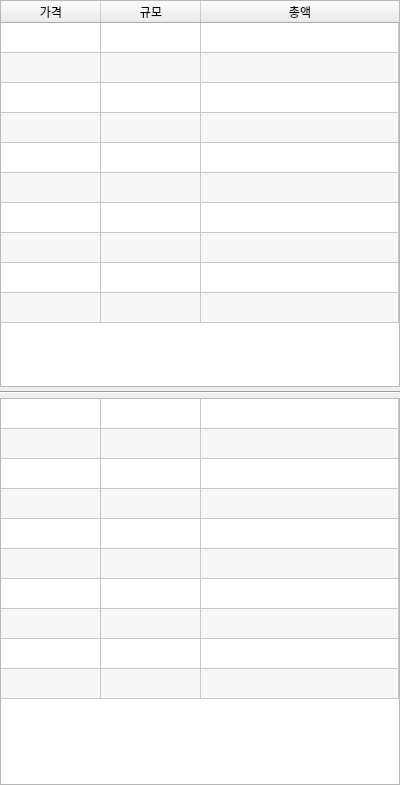
The window that src/ui/orderbook.ui (showmethecoin/upbit-trader) describes before a commit, drawn with Qt 5.
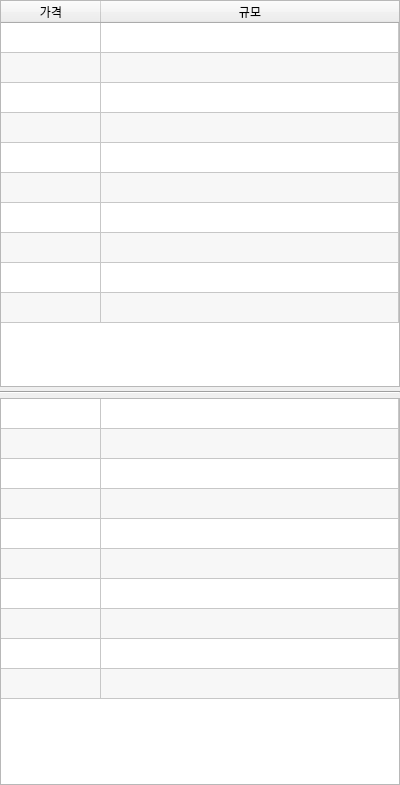
The same window after the commit. Icons and pictures are not drawn.

Commit message: Auto stash before merge of "feature-gui" and "origin/feature-gui"

Patch:
```diff
--- a/src/ui/orderbook.ui
+++ b/src/ui/orderbook.ui
@@ -1724,7 +1724,7 @@
       <number>10</number>
      </property>
      <property name="columnCount">
-      <number>3</number>
+      <number>2</number>
      </property>
      <attribute name="horizontalHeaderVisible">
       <bool>true</bool>
@@ -1758,11 +1758,6 @@
        <string>규모</string>
       </property>
      </column>
-     <column>
-      <property name="text">
-       <string>총액</string>
-      </property>
-     </column>
     </widget>
    </item>
    <item>
@@ -1808,7 +1803,7 @@
       <number>10</number>
      </property>
      <property name="columnCount">
-      <number>3</number>
+      <number>2</number>
      </property>
      <attribute name="horizontalHeaderVisible">
       <bool>false</bool>
@@ -1834,7 +1829,6 @@
      <row/>
      <column/>
      <column/>
-     <column/>
     </widget>
    </item>
   </layout>
```
The commit also changes 1 other file.
